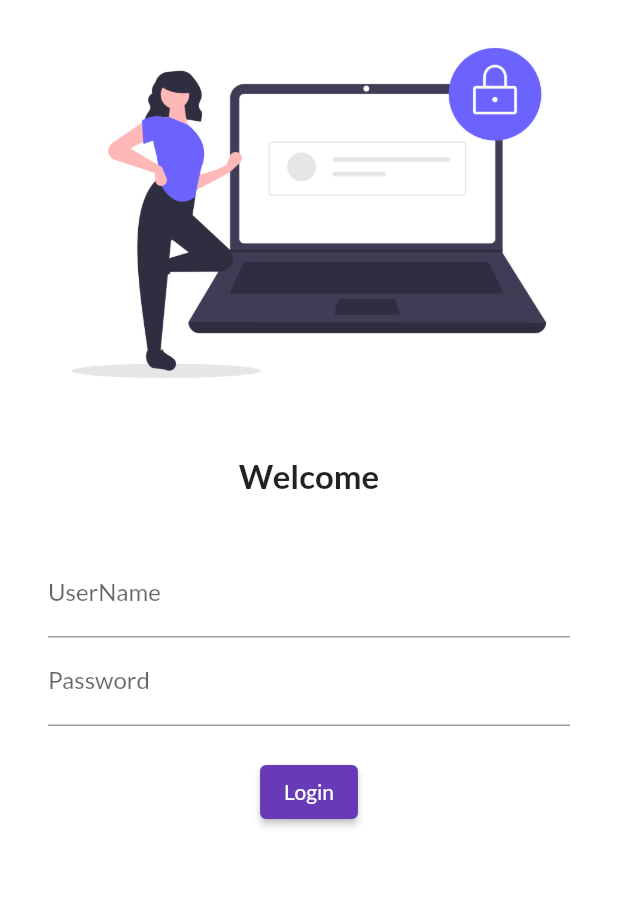
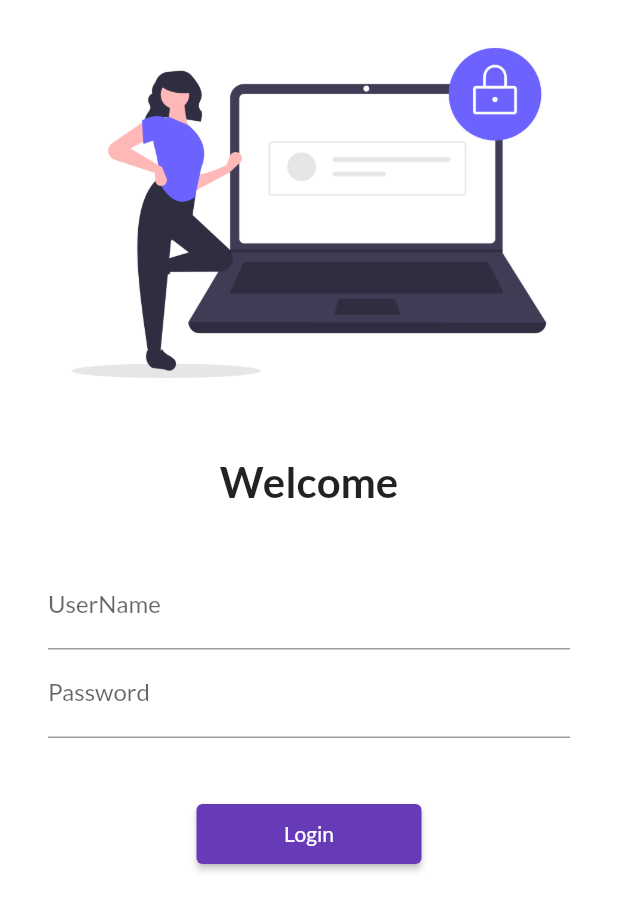
Before and after one commit to TengoCharlie/flutter_8_hr, a Flutter app: the LoginPage screen opened by its route, on a phone screen of 412 x 824 dp. Shown: the top 911 px of the screen. Run offline on Flutter 3.47's test engine with Material 2 defaults, Android fonts, the phone set to English and light mode, and no system bars; our stand-ins replace google_fonts.

```diff
--- a/lib/pages/login_page.dart
+++ b/lib/pages/login_page.dart
@@ -1,6 +1,7 @@
 // ignore_for_file: prefer_const_constructors
 
 import 'package:flutter/material.dart';
+import 'package:flutter_catalog/utils/routes.dart';
 
 class LoginPage extends StatelessWidget {
   const LoginPage({Key? key}) : super(key: key);
@@ -9,6 +10,7 @@ class LoginPage extends StatelessWidget {
   Widget build(BuildContext context) {
     return Material(
       color: Colors.white,
+      child: SingleChildScrollView(
         child: Column(
           children: [
             Image.asset(
@@ -21,7 +23,7 @@ class LoginPage extends StatelessWidget {
             Text(
               "Welcome",
               style: TextStyle(
-              fontSize: 22,
+                fontSize: 28,
                 fontWeight: FontWeight.bold,
               ),
             ),
@@ -46,18 +48,20 @@ class LoginPage extends StatelessWidget {
                     ),
                   ),
                   SizedBox(
-                  height: 20,
+                    height: 40,
                   ),
                   ElevatedButton(
                     child: Text("Login"),
-                  style: TextButton.styleFrom(),
-                  onPressed: () => {print("Hi tengo")},
+                    style: TextButton.styleFrom(minimumSize: Size(150, 40)),
+                    onPressed: () =>
+                        {Navigator.pushNamed(context, MyRoutes.homeRoute)},
                   )
                 ],
               ),
             )
           ],
         ),
+      ),
     );
   }
 }
--- /dev/null
+++ b/lib/utils/routes.dart
@@ -0,0 +1,5 @@
+class MyRoutes {
+  // Static class that will be used without object and take onnly onetime memory
+  static String loginRoute = "/login";
+  static String homeRoute = "/home";
+}
```
Also changed, not shown: lib/main.dart (+3 -4 lines). Lines whose indentation alone changed are shown as unchanged.
